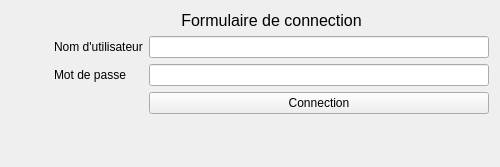
First picture: the form in front/ui/new_login.ui, repository FabioF9/GSB-AppliVisiteur, before the edit.
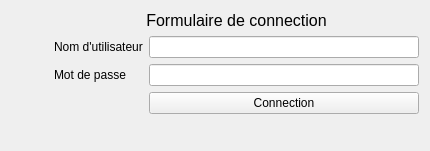
Second picture: the form after the edit. Icons and pictures are not drawn.

The edit to the form file:
```diff
--- a/front/ui/new_login.ui
+++ b/front/ui/new_login.ui
@@ -6,8 +6,8 @@
    <rect>
     <x>0</x>
     <y>0</y>
-    <width>500</width>
-    <height>167</height>
+    <width>430</width>
+    <height>151</height>
    </rect>
   </property>
   <property name="minimumSize">
@@ -28,6 +28,9 @@
   <property name="autoFillBackground">
    <bool>false</bool>
   </property>
+  <property name="styleSheet">
+   <string notr="true"/>
+  </property>
   <layout class="QHBoxLayout" name="horizontalLayout">
    <item>
     <widget class="QLabel" name="label">
```
